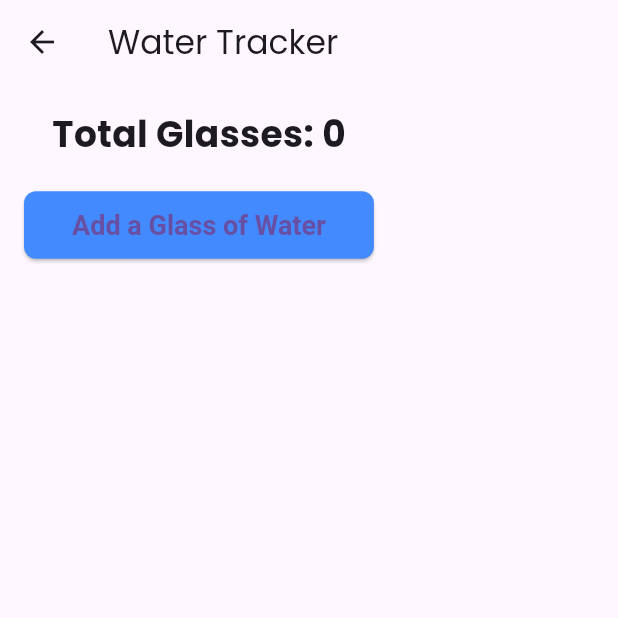
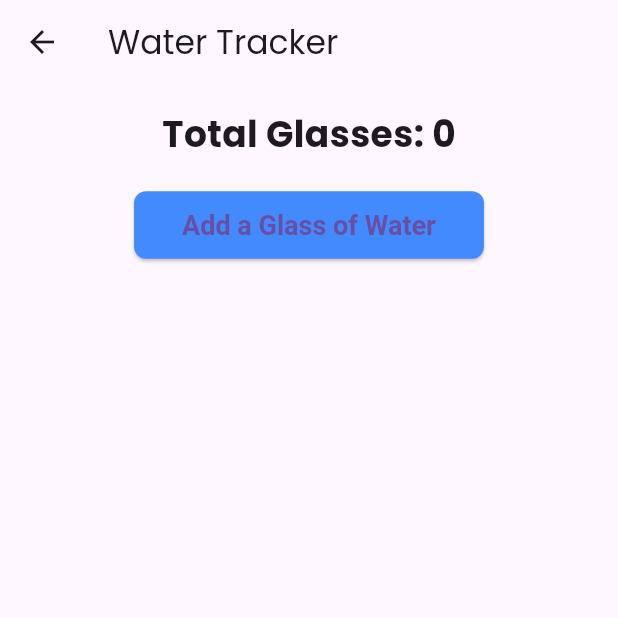
Before and after one commit to kaffytechnology/assignment, a Flutter app: the WaterTracker screen opened directly with empty values, on a phone screen of 412 x 824 dp, the top half of it. Run offline on Flutter 3.47's test engine with Material 3 defaults, Android fonts, the light colour scheme and no system bars; our stand-ins replace google_fonts, shared_preferences, socket_io_client; missing offline and left inert: shared_preferences_web; accounts and stored records are empty; network calls fail.

Commit message:
bug fixes

```diff
--- a/lib/water-tracker.dart
+++ b/lib/water-tracker.dart
@@ -73,7 +73,8 @@ class _WaterTrackerState extends State<WaterTracker> {
       appBar: AppBar(
         title: Text('Water Tracker'),
       ),
-      body: Padding(
+      body: Center(
+        child: Padding(
         padding: const EdgeInsets.all(16.0),
         child: Column(
           children: [
@@ -98,6 +99,7 @@ class _WaterTrackerState extends State<WaterTracker> {
           ],
         ),
       ),
+    ),
     );
   }
 }
```
Also changed, not shown: lib/food-tracker.dart (+7 -6 lines).
